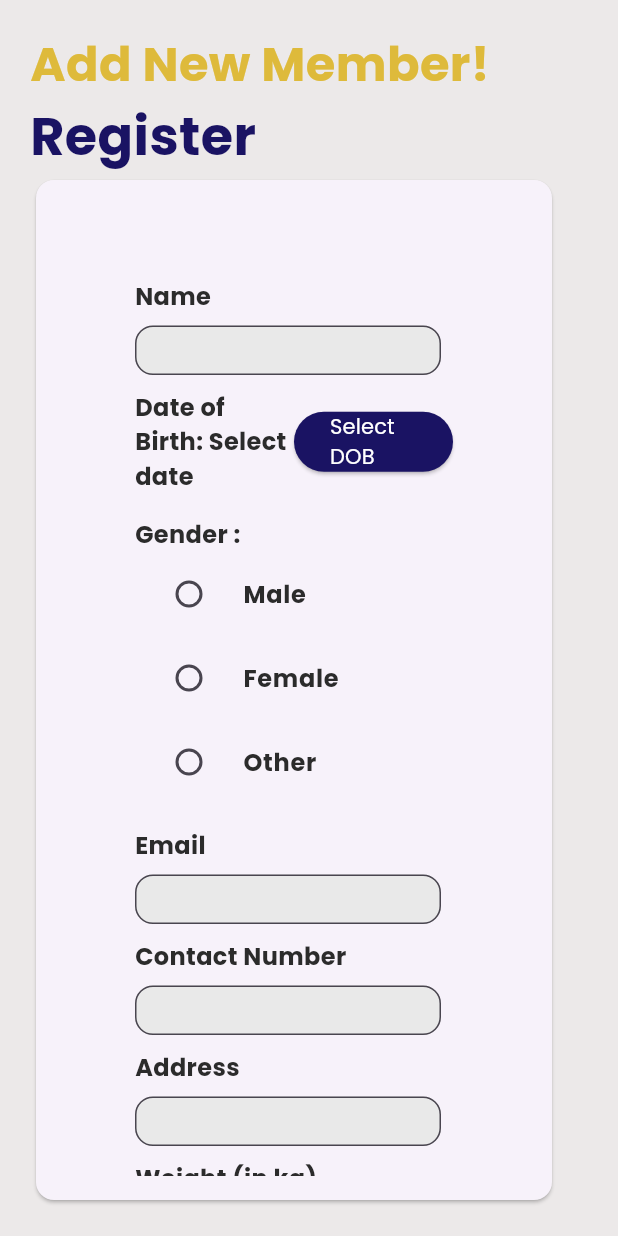
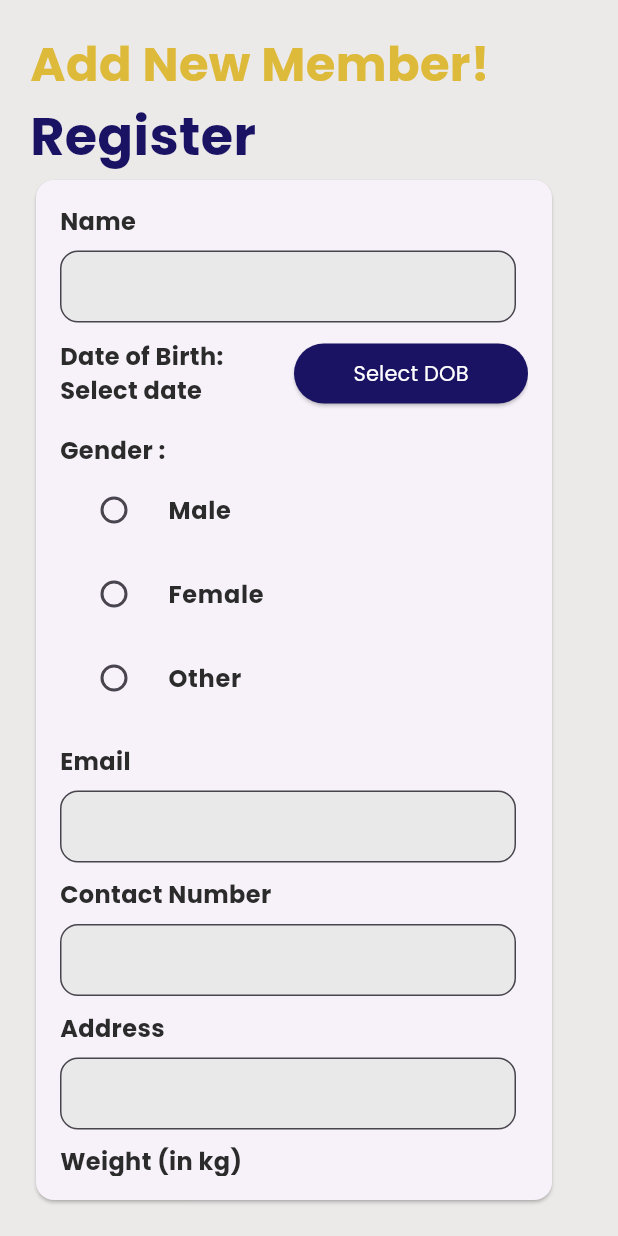
Before and after one commit to piyushkarmacharya/gym_admin_desktop_app, a Flutter app: the RegisterMember screen opened directly, on a phone screen of 412 x 824 dp. Run offline on Flutter 3.47's test engine with Material 3 defaults, Android fonts, the phone set to English and light mode, and no system bars; our stand-ins replace image_picker, qr_flutter, table_calendar; missing offline and left inert: dart:ffi; network calls fail.

Commit message:
changed list view to singlechildscroll in register member page as it create error message error

```diff
--- a/lib/pages/attendance_details.dart
+++ b/lib/pages/attendance_details.dart
@@ -90,8 +90,8 @@ class _AttendanceDetailsState extends State<AttendanceDetails> {
       body: Padding(
         padding: const EdgeInsets.all(20.0),
         child: Container(
-          height: 362,
-          width: 597,
+          height: 0.7*MediaQuery.of(context).size.height,
+          width: double.infinity,
           decoration: BoxDecoration(
             borderRadius: BorderRadius.circular(20),
             color: Color(0xFF77749B),
--- a/lib/pages/register_member.dart
+++ b/lib/pages/register_member.dart
@@ -159,17 +159,19 @@ class _RegisterMemberState extends State<RegisterMember> {
                 padding: EdgeInsets.all(16),
                 child: Form(
                   key: _formKey,
-                  child: ListView(
-                    padding: EdgeInsets.all(50),
+                  child: SingleChildScrollView(
+                    scrollDirection:Axis.vertical,
+                    child: Column(
+                      crossAxisAlignment: CrossAxisAlignment.start,
+
                       children: [
+
                         Text(
                           "Name",
                           style: tstyle,
                         ),
                         Padding(
                           padding: const EdgeInsets.fromLTRB(0, 8, 8, 10),
-                        child: SizedBox(
-                          height: 33,
                           child: TextFormField(
                             controller: ctr[0],
                             decoration: tfdec,
@@ -182,7 +184,6 @@ class _RegisterMemberState extends State<RegisterMember> {
                               }
                               return null;
                             },
-                          ),
                           ),
                         ),
                         Row(
@@ -278,8 +279,6 @@ class _RegisterMemberState extends State<RegisterMember> {
                         ),
                         Padding(
                           padding: const EdgeInsets.fromLTRB(0, 8, 8, 10),
-                        child: SizedBox(
-                          height: 33,
                           child: TextFormField(
                             controller: ctr[1],
                             decoration: tfdec,
@@ -295,15 +294,12 @@ class _RegisterMemberState extends State<RegisterMember> {
                             },
                           ),
                         ),
-                      ),
                         Text(
                           "Contact Number",
                           style: tstyle,
                         ),
                         Padding(
                           padding: const EdgeInsets.fromLTRB(0, 8, 8, 10),
-                        child: SizedBox(
-                          height: 33,
                           child: TextFormField(
                             controller: ctr[2],
                             decoration: tfdec,
@@ -318,19 +314,15 @@ class _RegisterMemberState extends State<RegisterMember> {
                             },
                           ),
                         ),
-                      ),
                         Text(
                           "Address",
                           style: tstyle,
                         ),
                         Padding(
                           padding: const EdgeInsets.fromLTRB(0, 8, 8, 10),
-                        child: SizedBox(
-                          height: 33,
                           child: TextFormField(
                             controller: ctr[3],
                             decoration: tfdec,
-                          ),
                           ),
                         ),
                         Text(
@@ -339,8 +331,6 @@ class _RegisterMemberState extends State<RegisterMember> {
                         ),
                         Padding(
                           padding: const EdgeInsets.fromLTRB(0, 8, 8, 10),
-                        child: SizedBox(
-                          height: 33,
                           child: TextFormField(
                             controller: ctr[4],
                             decoration: tfdec,
@@ -360,15 +350,12 @@ class _RegisterMemberState extends State<RegisterMember> {
                             },
                           ),
                         ),
-                      ),
                         Text(
                           "Height (in foot)",
                           style: tstyle,
                         ),
                         Padding(
                           padding: const EdgeInsets.fromLTRB(0, 8, 8, 10),
-                        child: SizedBox(
-                          height: 33,
                           child: TextFormField(
                             controller: ctr[5],
                             decoration: tfdec,
@@ -387,15 +374,12 @@ class _RegisterMemberState extends State<RegisterMember> {
                             },
                           ),
                         ),
-                      ),
                         Text(
                           "Password",
                           style: tstyle,
                         ),
                         Padding(
                           padding: const EdgeInsets.fromLTRB(0, 8, 8, 10),
-                        child: SizedBox(
-                          height: 33,
                           child: TextFormField(
                             obscureText: !_showPassword,
                             controller: ctr[6],
@@ -426,7 +410,6 @@ class _RegisterMemberState extends State<RegisterMember> {
                               }
                               return null;
                             },
-                          ),
                           ),
                         ),
                         Padding(
@@ -561,6 +544,7 @@ class _RegisterMemberState extends State<RegisterMember> {
                 ),
               ),
             ),
+          ),
         ],
       ),
     ));
```
Also changed, not shown: lib/pages/login_page.dart (+8 -1 lines). Lines whose indentation alone changed are shown as unchanged.
